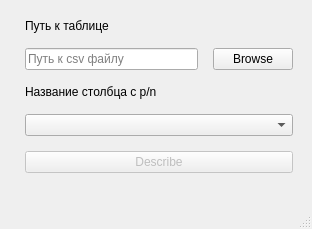
LazzyHub/Digi-Key, file design.ui: the form before one commit.
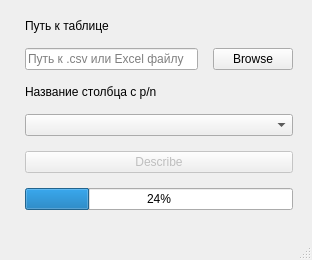
The form after the commit. Icons and pictures are not drawn.

Diff of the .ui file:
```diff
--- a/design.ui
+++ b/design.ui
@@ -7,7 +7,7 @@
     <x>0</x>
     <y>0</y>
     <width>312</width>
-    <height>229</height>
+    <height>260</height>
    </rect>
   </property>
   <property name="windowTitle">
@@ -51,7 +51,7 @@
         <item>
          <widget class="QLineEdit" name="linePath">
           <property name="placeholderText">
-           <string>Путь к csv файлу</string>
+           <string>Путь к .csv или Excel файлу</string>
           </property>
          </widget>
         </item>
@@ -90,6 +90,16 @@
         </property>
        </widget>
       </item>
+      <item>
+       <widget class="QProgressBar" name="progressBar">
+        <property name="value">
+         <number>24</number>
+        </property>
+        <property name="format">
+         <string>%p%</string>
+        </property>
+       </widget>
+      </item>
      </layout>
     </item>
    </layout>
```
